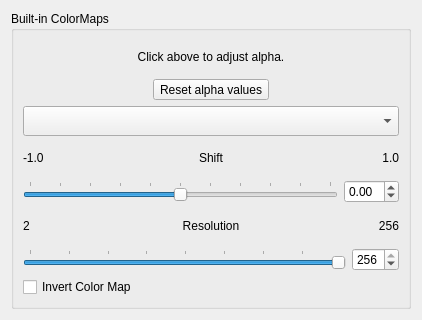
SCIInstitute/SCIRun, file src/Interface/Modules/Visualization/CreateStandardColorMap.ui: the form before one commit.
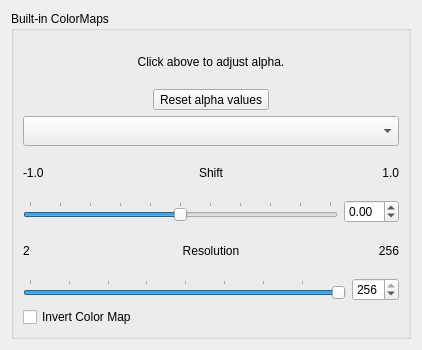
The form after the commit.

```diff
--- a/src/Interface/Modules/Visualization/CreateStandardColorMap.ui
+++ b/src/Interface/Modules/Visualization/CreateStandardColorMap.ui
@@ -7,7 +7,7 @@
     <x>0</x>
     <y>0</y>
     <width>422</width>
-    <height>320</height>
+    <height>350</height>
    </rect>
   </property>
   <property name="sizePolicy">
@@ -19,7 +19,7 @@
   <property name="minimumSize">
    <size>
     <width>422</width>
-    <height>320</height>
+    <height>350</height>
    </size>
   </property>
   <property name="windowTitle">
```
